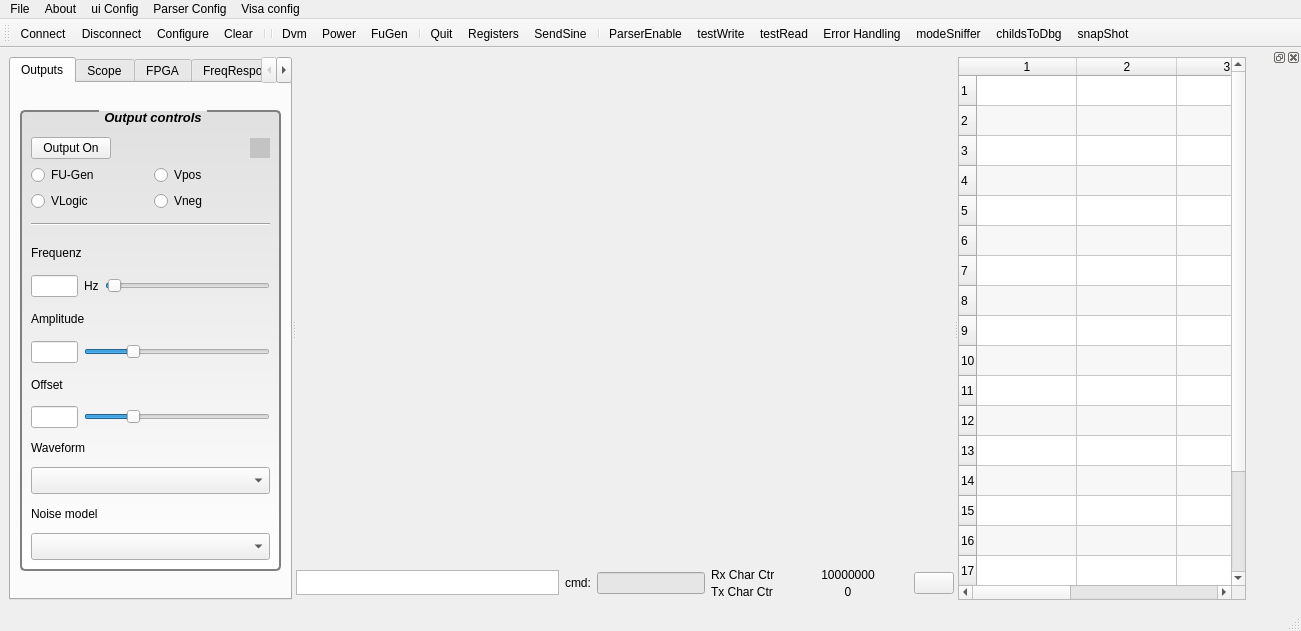
Above: visa.ui from mainster/visa-commander before the change. Below: the same form after it.
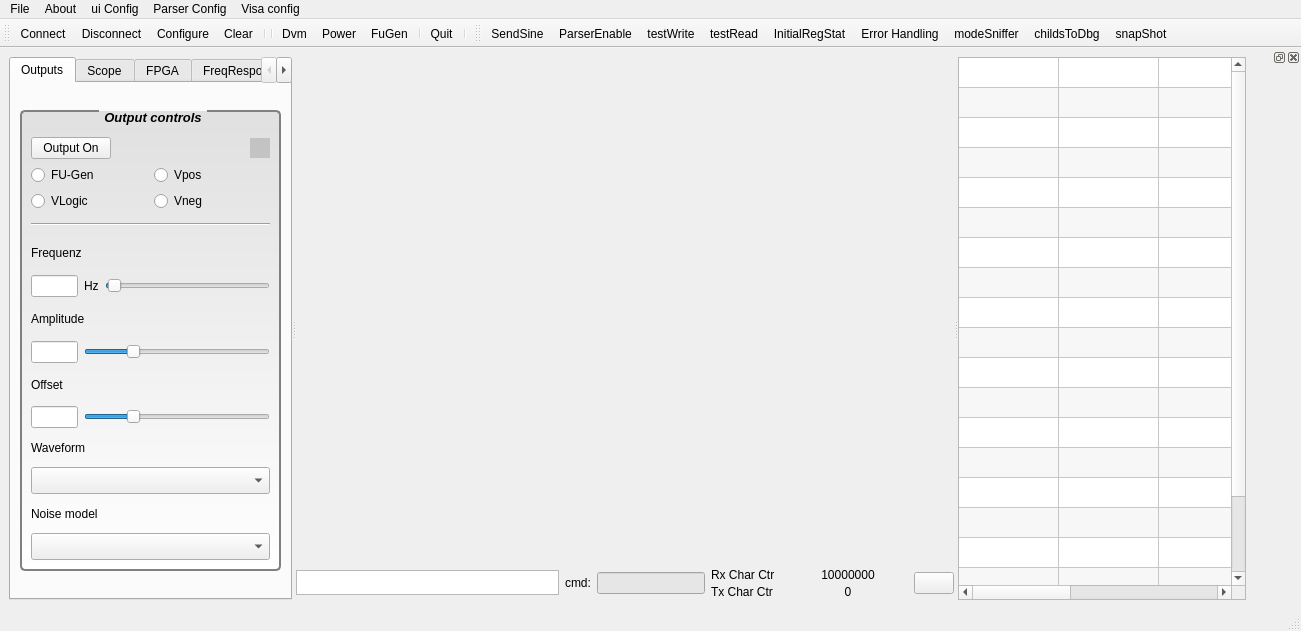
That is the form after the change. Icons and pictures are not drawn. Custom widgets are drawn as their Qt base class.

Commit message: -start of implementing standby 11ms trx, fully register based --> It's absolut necessary to initial request hole register contents of vs after fpga has been configured -All public constructors of the HwReg inherits are moved to private, additionaly the static instance accessors are implemented and the project was freed from all = new Reg_xx()

The edit to the form file:
```diff
--- a/visa.ui
+++ b/visa.ui
@@ -1082,7 +1082,7 @@
         </layout>
        </widget>
       </widget>
-      <widget class="QWidget" name="">
+      <widget class="QWidget" name="layoutWidget">
        <layout class="QVBoxLayout" name="verticalLayout_2">
         <item>
          <widget class="QSplitter" name="splIOEd">
@@ -1281,10 +1281,10 @@
         <number>5</number>
        </property>
        <attribute name="horizontalHeaderVisible">
-        <bool>true</bool>
+        <bool>false</bool>
        </attribute>
        <attribute name="verticalHeaderVisible">
-        <bool>true</bool>
+        <bool>false</bool>
        </attribute>
        <row/>
        <row/>
@@ -1395,16 +1395,7 @@
    <addaction name="actionFuGen"/>
    <addaction name="separator"/>
    <addaction name="actionQuit"/>
-   <addaction name="actionRegisters"/>
-   <addaction name="actionSendSine"/>
    <addaction name="separator"/>
-   <addaction name="actionParserEnable"/>
-   <addaction name="actionTestWrite"/>
-   <addaction name="actionTestRead"/>
-   <addaction name="actionErrorHandling"/>
-   <addaction name="actionModeSniffer"/>
-   <addaction name="actionChildsToDbg"/>
-   <addaction name="actionSnapShot"/>
   </widget>
   <widget class="MDStateBar" name="statusBar"/>
   <widget class="QDockWidget" name="dockWidget_2">
@@ -1419,6 +1410,26 @@
    </attribute>
    <widget class="QWidget" name="dockWidgetContents_2"/>
   </widget>
+  <widget class="QToolBar" name="toolBar_2">
+   <property name="windowTitle">
+    <string>toolBar_2</string>
+   </property>
+   <attribute name="toolBarArea">
+    <enum>TopToolBarArea</enum>
+   </attribute>
+   <attribute name="toolBarBreak">
+    <bool>false</bool>
+   </attribute>
+   <addaction name="actionSendSine"/>
+   <addaction name="actionParserEnable"/>
+   <addaction name="actionTestWrite"/>
+   <addaction name="actionTestRead"/>
+   <addaction name="actInitialRegStat"/>
+   <addaction name="actionErrorHandling"/>
+   <addaction name="actionModeSniffer"/>
+   <addaction name="actionChildsToDbg"/>
+   <addaction name="actionSnapShot"/>
+  </widget>
   <action name="actionAbout">
    <property name="text">
     <string>&amp;About</string>
@@ -1748,6 +1759,11 @@
     <string>restoreAllGeometrys()</string>
    </property>
   </action>
+  <action name="actInitialRegStat">
+   <property name="text">
+    <string>InitialRegStat</string>
+   </property>
+  </action>
  </widget>
  <customwidgets>
   <customwidget>
```
Left out of the diff: 2 changed lines with no effect on the pictures. The commit also changes 10 other files.
